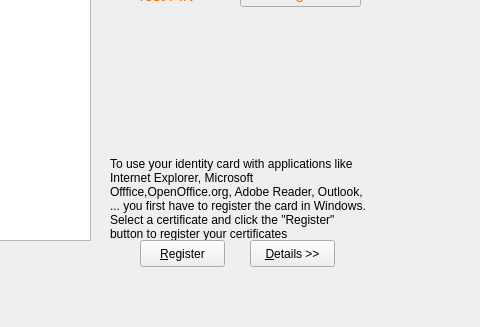
First picture: the form in _src/eidmw/eidgui/mainwnd.ui, repository 12019/svn.gov.pt, before the edit; both pictures show x 310 to 790 and y 279 to 606 of the 925 by 1042 pixel window.
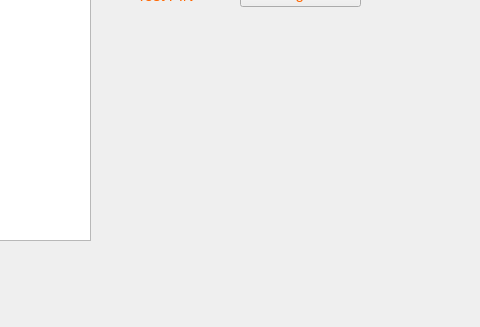
Second picture: the form after the edit. The open tabs and pages were chosen to show the change. Icons and pictures are not drawn.

Commit message: Improving translations, Fix PKCS#11 sign problems, Fix Layout Application, including SDK, Fix Certificates Tree, Install all certificates on Windows, Support PinPad Reader, others

Diff of the .ui file:
```diff
--- a/_src/eidmw/eidgui/mainwnd.ui
+++ b/_src/eidmw/eidgui/mainwnd.ui
@@ -1213,6 +1213,38 @@
          <string>Tamanho da Chave</string>
         </property>
        </widget>
+       <widget class="QPushButton" name="btnCert_Register">
+        <property name="geometry">
+         <rect>
+          <x>400</x>
+          <y>340</y>
+          <width>85</width>
+          <height>27</height>
+         </rect>
+        </property>
+        <property name="font">
+         <font/>
+        </property>
+        <property name="text">
+         <string>&amp;Register</string>
+        </property>
+       </widget>
+       <widget class="QPushButton" name="btnCert_Details">
+        <property name="geometry">
+         <rect>
+          <x>400</x>
+          <y>370</y>
+          <width>85</width>
+          <height>27</height>
+         </rect>
+        </property>
+        <property name="font">
+         <font/>
+        </property>
+        <property name="text">
+         <string>&amp;Details &gt;&gt;</string>
+        </property>
+       </widget>
       </widget>
       <widget class="QWidget" name="page_PINCodes">
        <property name="styleSheet">
@@ -1266,50 +1298,6 @@
          <bool>true</bool>
         </property>
        </widget>
-       <widget class="QWidget" name="layoutWidget">
-        <property name="geometry">
-         <rect>
-          <x>410</x>
-          <y>210</y>
-          <width>261</width>
-          <height>181</height>
-         </rect>
-        </property>
-        <layout class="QGridLayout" name="_10">
-         <item row="1" column="0" colspan="3">
-          <widget class="QLabel" name="lblCert_InfoAdd">
-           <property name="sizePolicy">
-            <sizepolicy hsizetype="Expanding" vsizetype="Preferred">
-             <horstretch>0</horstretch>
-             <verstretch>0</verstretch>
-            </sizepolicy>
-           </property>
-           <property name="styleSheet">
-            <string notr="true">background-image: url(:/images/Images/alpha.png);</string>
-           </property>
-           <property name="text">
-            <string>To use your identity card with applications like Internet Explorer, Microsoft Offfice,OpenOffice.org, Adobe Reader, Outlook, ... you first have to register the card in Windows. Select a certificate and click the &quot;Register&quot; button to register your certificates</string>
-           </property>
-           <property name="wordWrap">
-            <bool>true</bool>
-           </property>
-          </widget>
-         </item>
-         <item row="0" column="2">
-          <spacer>
-           <property name="orientation">
-            <enum>Qt::Vertical</enum>
-           </property>
-           <property name="sizeHint" stdset="0">
-            <size>
-             <width>20</width>
-             <height>108</height>
-            </size>
-           </property>
-          </spacer>
-         </item>
-        </layout>
-       </widget>
        <widget class="QTreeWidget" name="treePIN">
         <property name="geometry">
          <rect>
@@ -1387,38 +1375,6 @@
          <string>Change PIN</string>
         </property>
        </widget>
-       <widget class="QPushButton" name="btnCert_Register">
-        <property name="geometry">
-         <rect>
-          <x>440</x>
-          <y>390</y>
-          <width>85</width>
-          <height>27</height>
-         </rect>
-        </property>
-        <property name="font">
-         <font/>
-        </property>
-        <property name="text">
-         <string>&amp;Register</string>
-        </property>
-       </widget>
-       <widget class="QPushButton" name="btnCert_Details">
-        <property name="geometry">
-         <rect>
-          <x>550</x>
-          <y>390</y>
-          <width>85</width>
-          <height>27</height>
-         </rect>
-        </property>
-        <property name="font">
-         <font/>
-        </property>
-        <property name="text">
-         <string>&amp;Details &gt;&gt;</string>
-        </property>
-       </widget>
        <widget class="QLabel" name="lbl_PIN_type">
         <property name="geometry">
          <rect>
```
Left out of the diff: 74 changed lines with no effect on the pictures. The commit also changes 140 other files.
